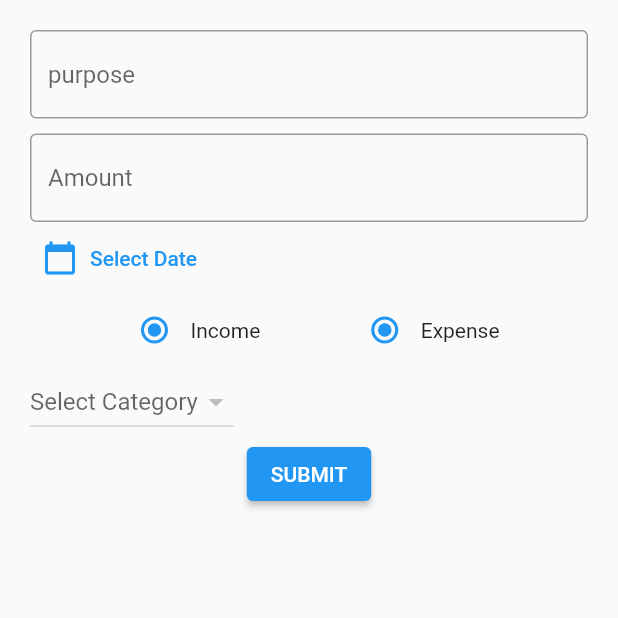
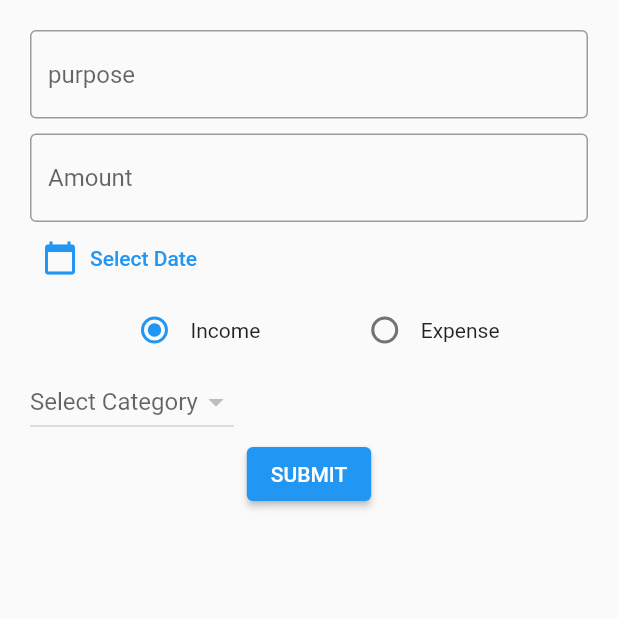
Before and after one commit to ShahidMuneerSP/money_manager, a Flutter app: the screen it shows after launch, after a tap on the "add" icon, on a phone screen of 412 x 824 dp, the top half of it. Run offline on Flutter 3.47's test engine with Material 2 defaults, Android fonts, the phone set to English and light mode, and no system bars; our stand-ins replace flutter_slidable, hive_flutter; accounts and stored records are empty.

Commit message:
initial commit

```diff
--- a/lib/db/category/category_db.dart
+++ b/lib/db/category/category_db.dart
@@ -1,6 +1,5 @@
 import 'package:flutter/foundation.dart';
 import 'package:hive_flutter/hive_flutter.dart';
-import 'package:money_manager_flutter/db/category/category_db.dart';
 import 'package:money_manager_flutter/modals/category/category_model.dart';
 
 const CATEGORY_DB_NAME = 'category-database';
--- /dev/null
+++ b/lib/db/transactions/transaction_db.dart
@@ -0,0 +1,49 @@
+
+import 'package:flutter/material.dart';
+import 'package:hive_flutter/hive_flutter.dart';
+import 'package:money_manager_flutter/modals/transaction/transaction_model.dart';
+
+const TRANSACTION_DB_NAME = 'transaction-db';
+
+abstract class TransactionDbFunctions{
+ Future<void> addTransaction( TransactionModel obj);
+Future<List<TransactionModel>> getAllTransactions();
+Future<void>deleteTransaction(String id);
+}
+
+class TransactionDB implements TransactionDbFunctions{
+  TransactionDB._internal();
+  static TransactionDB instance =TransactionDB._internal();
+  factory TransactionDB(){
+    return instance;
+  }
+  ValueNotifier<List<TransactionModel>> transactionListNotifier =
+      ValueNotifier([]);
+
+  @override
+  Future<void> addTransaction(TransactionModel obj) async {
+  final _db = await Hive.openBox<TransactionModel> (TRANSACTION_DB_NAME);
+ await _db.put(obj.id,obj);
+  }
+Future<void> refresh() async{
+    final _list = await getAllTransactions();
+    _list.sort((first,second) => second.date.compareTo(first.date));
+    transactionListNotifier.value.clear();
+    transactionListNotifier.value.addAll(_list);
+    transactionListNotifier.notifyListeners();
+
+}
+  @override
+  Future<List<TransactionModel>> getAllTransactions() async{
+    final _db = await Hive.openBox<TransactionModel>(TRANSACTION_DB_NAME);
+   return  _db.values.toList();
+  }
+
+  @override
+  Future<void> deleteTransaction(String id) async{
+    final _db = await Hive.openBox<TransactionModel>(TRANSACTION_DB_NAME);
+    await _db.delete(id);
+    refresh();
+  }
+
+}
--- a/lib/main.dart
+++ b/lib/main.dart
@@ -1,7 +1,7 @@
 import 'package:flutter/material.dart';
 import 'package:hive_flutter/hive_flutter.dart';
-import 'package:money_manager_flutter/db/category/category_db.dart';
 import 'package:money_manager_flutter/modals/category/category_model.dart';
+import 'package:money_manager_flutter/modals/transaction/transaction_model.dart';
 import 'package:money_manager_flutter/screens/add_transaction/screen_add_transaction.dart';
 import 'package:money_manager_flutter/screens/home/screen_home.dart';
 Future<void> main() async{
@@ -15,6 +15,10 @@ Future<void> main() async{
 
  if(!Hive.isAdapterRegistered(CategoryModelAdapter().typeId)){
    Hive.registerAdapter(CategoryModelAdapter());
+ }
+
+ if(!Hive.isAdapterRegistered(TransactionModelAdapter().typeId)){
+   Hive.registerAdapter(TransactionModelAdapter());
  }
   runApp(const  MyApp());
 }
--- /dev/null
+++ b/lib/modals/transaction/transaction_model.dart
@@ -0,0 +1,35 @@
+import 'package:hive_flutter/hive_flutter.dart';
+import 'package:money_manager_flutter/modals/category/category_model.dart';
+part 'transaction_model.g.dart';
+
+@HiveType(typeId: 3)
+class TransactionModel{
+  @HiveField(0)
+final  String purpose;
+
+  @HiveField(1)
+final double amount;
+
+  @HiveField(2)
+final DateTime date;
+
+  @HiveField(3)
+final CategoryType type;
+
+  @HiveField(4)
+final CategoryModel category;
+
+  @HiveField(5)
+  String? id;
+
+TransactionModel({
+  required this.purpose,
+  required this.amount,
+  required this.date,
+  required  this.type,
+  required this.category,
+}
+){
+  id = DateTime.now().millisecondsSinceEpoch.toString();
+}
+}
--- a/lib/screens/add_transaction/screen_add_transaction.dart
+++ b/lib/screens/add_transaction/screen_add_transaction.dart
@@ -1,9 +1,12 @@
 import 'package:flutter/material.dart';
 import 'package:money_manager_flutter/db/category/category_db.dart';
+import 'package:money_manager_flutter/db/transactions/transaction_db.dart';
 import 'package:money_manager_flutter/modals/category/category_model.dart';
+import 'package:money_manager_flutter/modals/transaction/transaction_model.dart';
 
-class ScreenAddTransaction extends StatefulWidget{
+class ScreenAddTransaction extends StatefulWidget {
   static const routeName = 'add-transaction';
+
   const ScreenAddTransaction({Key? key}) : super(key: key);
 
   @override
@@ -14,6 +17,16 @@ class _ScreenAddTransactionState extends State<ScreenAddTransaction> {
   DateTime? _selectedDate;
   CategoryType? _selectedCategoryType;
   CategoryModel? _selectedCategoryModel;
+
+  String? _categoryID;
+ final _purposeTextEditingController = TextEditingController();
+ final _amountTextEditingController = TextEditingController();
+  @override
+  void initState() {
+    _selectedCategoryType = CategoryType.income;
+    super.initState();
+  }
+
   /*
   Purpose
   Date
@@ -25,12 +38,13 @@ class _ScreenAddTransactionState extends State<ScreenAddTransaction> {
   Widget build(BuildContext context) {
     return Scaffold(
       body: SafeArea(
-        child:Padding(
+        child: Padding(
           padding: const EdgeInsets.all(20.0),
           child: Column(
             crossAxisAlignment: CrossAxisAlignment.start,
             children: [
               TextFormField(
+                controller: _purposeTextEditingController,
                 keyboardType: TextInputType.text,
                 decoration: const InputDecoration(
                   border: OutlineInputBorder(),
@@ -39,22 +53,24 @@ class _ScreenAddTransactionState extends State<ScreenAddTransaction> {
               ),
               SizedBox(height: 10),
               TextFormField(
+                controller: _amountTextEditingController,
                 keyboardType: TextInputType.number,
                 decoration: const InputDecoration(
                   border: OutlineInputBorder(),
                   hintText: 'Amount',
                 ),
               ),
-              TextButton.icon(onPressed: ()async{
+              TextButton.icon(
+                onPressed: () async {
                   final _selectedDateTemp = await showDatePicker(
                     context: context,
                     initialDate: DateTime.now(),
                     firstDate: DateTime.now().subtract(Duration(days: 30)),
                     lastDate: DateTime.now(),
                   );
-                if(_selectedDateTemp == null){
+                  if (_selectedDateTemp == null) {
                     return;
-                }else{
+                  } else {
                     print(_selectedDateTemp.toString());
                     setState(() {
                       _selectedDate = _selectedDateTemp;
@@ -62,9 +78,10 @@ class _ScreenAddTransactionState extends State<ScreenAddTransaction> {
                   }
                 },
                 icon: Icon(Icons.calendar_today),
-                label: Text(_selectedDate == null ? 'Select Date': _selectedDate!.toString()),
+                label: Text(_selectedDate == null
+                    ? 'Select Date'
+                    : _selectedDate!.toString()),
               ),
-
               Row(
                 mainAxisAlignment: MainAxisAlignment.spaceEvenly,
                 children: [
@@ -72,9 +89,12 @@ class _ScreenAddTransactionState extends State<ScreenAddTransaction> {
                     children: [
                       Radio(
                           value: CategoryType.income,
-                          groupValue: CategoryType.income,
+                          groupValue: _selectedCategoryType,
                           onChanged: (newValue) {
-
+                            setState(() {
+                              _selectedCategoryType = CategoryType.income;
+                              _categoryID = null;
+                            });
                           }),
                       Text('Income'),
                     ],
@@ -82,29 +102,49 @@ class _ScreenAddTransactionState extends State<ScreenAddTransaction> {
                   Row(
                     children: [
                       Radio(
-                          value: CategoryType.expense ,
-                          groupValue: CategoryType.expense,
+                          value: CategoryType.expense,
+                          groupValue: _selectedCategoryType,
                           onChanged: (newValue) {
+                            setState(() {
+                              _selectedCategoryType = CategoryType.expense;
+                              _categoryID = null;
+                            });
                           }),
                       Text('Expense'),
                     ],
                   ),
                 ],
               ),
-             DropdownButton(
+              DropdownButton<String>(
                   hint: Text('Select Category'),
-                 items: CategoryDB().expenseCategoryListListener.value.map((e) {
+                  value: _categoryID,
+                  items: (_selectedCategoryType == CategoryType.income
+                          ? CategoryDB().incomeCategoryListListener
+                          : CategoryDB().expenseCategoryListListener)
+                      .value
+                      .map((e) {
                     return DropdownMenuItem(
                       value: e.id,
                       child: Text(e.name),
+                      onTap: (){
+                        _selectedCategoryModel = e;
+                      },
                     );
                   }).toList(),
-                 onChanged: (selectedValue){
+                  onChanged: (selectedValue) {
                     print(selectedValue);
-                 }),
+                    setState(() {
+                      _categoryID = selectedValue;
+                    });
+                  },
+                onTap: (){
+
+                },
+                  ),
               Center(
-                child: ElevatedButton(onPressed: (){
-
+                child: ElevatedButton(
+                  onPressed: () {
+                    addTransaction();
                   },
                   child: Text('SUBMIT'),
                 ),
@@ -115,4 +155,37 @@ class _ScreenAddTransactionState extends State<ScreenAddTransaction> {
       ),
     );
   }
+  Future<void> addTransaction() async{
+    final _purposeText = _purposeTextEditingController.text;
+    final _amountText = _amountTextEditingController.text;
+    if(_purposeText.isEmpty){
+      return;
     }
+    if(_amountText.isEmpty){
+      return;
+    }
+    if(_categoryID == null){
+      return;
+    }
+    if( _selectedDate == null){
+      return;
+    }
+   final _parsedAmount =  double.tryParse(_amountText);
+    if(_parsedAmount == null){
+      return;
+    }
+    // _selectedDate
+    // _selectedCategoryType
+    //_categoryID
+   final _model =TransactionModel(
+     purpose: _purposeText,
+     amount: _parsedAmount ,
+     date: _selectedDate!,
+     type: _selectedCategoryType!,
+     category:_selectedCategoryModel!,
+   );
+   await TransactionDB.instance.addTransaction(_model);
+   Navigator.of(context).pop();
+   TransactionDB.instance.refresh();
+  }
+}
--- a/lib/screens/category/screen_category.dart
+++ b/lib/screens/category/screen_category.dart
@@ -24,7 +24,7 @@ class _ScreenCategoryState extends State<ScreenCategory> with SingleTickerProvid
         TabBar(
           controller: _tabController,
           labelColor: Colors.black,
-          unselectedLabelColor: Colors.blueGrey,
+          unselectedLabelColor: Colors.grey,
           tabs: [
           Tab(text: 'INCOME'),
           Tab(text: 'EXPENSE'),
--- a/lib/screens/home/screen_home.dart
+++ b/lib/screens/home/screen_home.dart
@@ -1,6 +1,4 @@
 import 'package:flutter/material.dart';
-import 'package:money_manager_flutter/db/category/category_db.dart';
-import 'package:money_manager_flutter/modals/category/category_model.dart';
 import 'package:money_manager_flutter/screens/add_transaction/screen_add_transaction.dart';
 import 'package:money_manager_flutter/screens/category/category_add_popup.dart';
 import 'package:money_manager_flutter/screens/category/screen_category.dart';
@@ -19,7 +17,7 @@ class ScreenHome extends StatelessWidget{
   Widget build(BuildContext context) {
 
     return  Scaffold(
-      backgroundColor: Colors.grey,
+      backgroundColor:Colors.blueGrey,
       appBar: AppBar(
         backgroundColor: Colors.purple,
         title: Text(
@@ -28,7 +26,8 @@ class ScreenHome extends StatelessWidget{
         centerTitle: true,
       ),
       bottomNavigationBar: MoneyManagerBottomNavigation(),
-      body: SafeArea(
+      body:
+      SafeArea(
         child: ValueListenableBuilder(
           builder: (BuildContext context,int updatedIndex, Widget? _) {
             return _pages[updatedIndex];
--- a/lib/screens/transactions/screen_transaction.dart
+++ b/lib/screens/transactions/screen_transaction.dart
@@ -1,28 +1,73 @@
 import 'package:flutter/material.dart';
+import 'package:flutter_slidable/flutter_slidable.dart';
+import 'package:intl/intl.dart';
+import 'package:money_manager_flutter/db/category/category_db.dart';
+import 'package:money_manager_flutter/db/transactions/transaction_db.dart';
+import 'package:money_manager_flutter/modals/category/category_model.dart';
+import 'package:money_manager_flutter/modals/transaction/transaction_model.dart';
 class ScreenTransaction extends StatelessWidget{
   const ScreenTransaction({Key? key}) : super(key: key);
 
   @override
   Widget build(BuildContext context) {
-    return  ListView.separated(
+
+    TransactionDB.instance.refresh();
+    CategoryDB.instance.refreshUI();
+
+    return  ValueListenableBuilder(
+        valueListenable: TransactionDB.instance.transactionListNotifier ,
+        builder: (BuildContext ctx,List<TransactionModel> newList,Widget? _){
+      return ListView.separated(
           padding: const EdgeInsets.all(10.0),
+
           itemBuilder: (ctx, index) {
-          return const Card(
+            final _value = newList[index];
+            return Slidable(
+              startActionPane: ActionPane(
+                motion: ScrollMotion(),
+                children: [
+                  SlidableAction(
+                    onPressed: (ctx){
+                      TransactionDB.instance.deleteTransaction(_value.id!);
+                    },
+
+                    backgroundColor: Color(0xFFFE4A49),
+                    foregroundColor: Colors.white,
+                    icon: Icons.delete,
+                    label: 'Delete',
+                  ),
+                ],
+              ),
+              key: Key(_value.id!),
+              child: Card(
                 elevation: 0,
                 child: ListTile(
-              leading: CircleAvatar(
-                backgroundColor: Colors.blueGrey,
+                  leading:   CircleAvatar(
                       radius: 50,
-                  child: Text('12 \n DEC',textAlign: TextAlign.center)),
-              title: Text('RS 10000/-') ,
-              subtitle: Text('Travel'),
+                      child: Text(
+                          parseDate(_value.date),
+                          textAlign: TextAlign.center),
+                    backgroundColor: _value.type == CategoryType.income
+                        ?Colors.green
+                    :Colors.red,
+                  ),
+                  title: Text('RS ${_value.amount}') ,
+                  subtitle: Text(_value.category.name),
+                ),
               ),
             );
           },
           separatorBuilder: (ctx, index) {
-          return SizedBox(height: 10);
+            return const SizedBox(height: 10);
           },
-        itemCount: 10);
+          itemCount: newList.length);
+        });
   }
+String parseDate(DateTime date){
+    final _date= DateFormat.MMMd().format(date);
+    final _splitedDate = _date.split(' ');
+   return '${_splitedDate.last}\n${_splitedDate.first}';
 
+    // return '${date.day}\n${date.month}';
 }
+}
--- a/pubspec.yaml
+++ b/pubspec.yaml
@@ -31,6 +31,8 @@ dependencies:
     sdk: flutter
   hive: ^2.0.4
   hive_flutter: ^1.1.0
+  intl: ^0.17.0
+  flutter_slidable: ^2.0.0
 
 
   # The following adds the Cupertino Icons font to your application.
```
Also changed, not shown: lib/modals/transaction/transaction_model.g.dart (added), pubspec.lock, 5 other files. Lines whose indentation alone changed are shown as unchanged.
